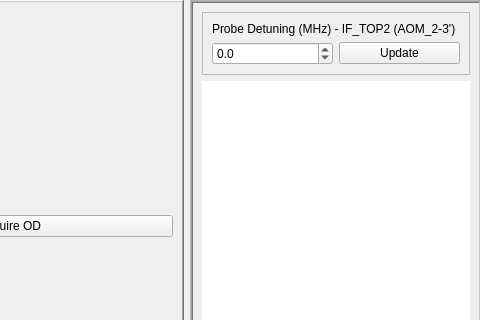
Above: widgets/od/gui.ui from JeremyQO/GUI-Experiment before the change; both pictures show x 828 to 1308 and y 0 to 320 of the 1308 by 753 pixel window. Below: the same form after it.
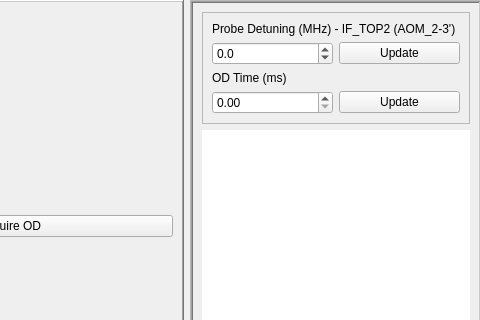
That is the form after the change.

Commit message: Added a button to update OD measurement time.

What changed in the file:
```diff
--- a/widgets/od/gui.ui
+++ b/widgets/od/gui.ui
@@ -206,6 +206,30 @@
             <enum>QFrame::Raised</enum>
            </property>
            <layout class="QGridLayout" name="gridLayout">
+            <item row="3" column="2">
+             <widget class="QPushButton" name="pushButton_ODtimes">
+              <property name="text">
+               <string>Update</string>
+              </property>
+             </widget>
+            </item>
+            <item row="3" column="1">
+             <widget class="QDoubleSpinBox" name="doubleSpinBox_ODtimes">
+              <property name="maximum">
+               <double>20.000000000000000</double>
+              </property>
+              <property name="singleStep">
+               <double>0.500000000000000</double>
+              </property>
+             </widget>
+            </item>
+            <item row="1" column="2">
+             <widget class="QPushButton" name="pushButton_update">
+              <property name="text">
+               <string>Update</string>
+              </property>
+             </widget>
+            </item>
             <item row="1" column="1">
              <widget class="QDoubleSpinBox" name="doubleSpinBox_frequency">
               <property name="decimals">
@@ -219,13 +243,6 @@
               </property>
              </widget>
             </item>
-            <item row="1" column="2">
-             <widget class="QPushButton" name="pushButton_update">
-              <property name="text">
-               <string>Update</string>
-              </property>
-             </widget>
-            </item>
             <item row="0" column="1" colspan="2">
              <widget class="QLabel" name="label">
               <property name="text">
@@ -233,6 +250,13 @@
               </property>
              </widget>
             </item>
+            <item row="2" column="1">
+             <widget class="QLabel" name="label_2">
+              <property name="text">
+               <string>OD Time (ms)</string>
+              </property>
+             </widget>
+            </item>
            </layout>
           </widget>
          </item>
```
The commit also changes 1 other file.
